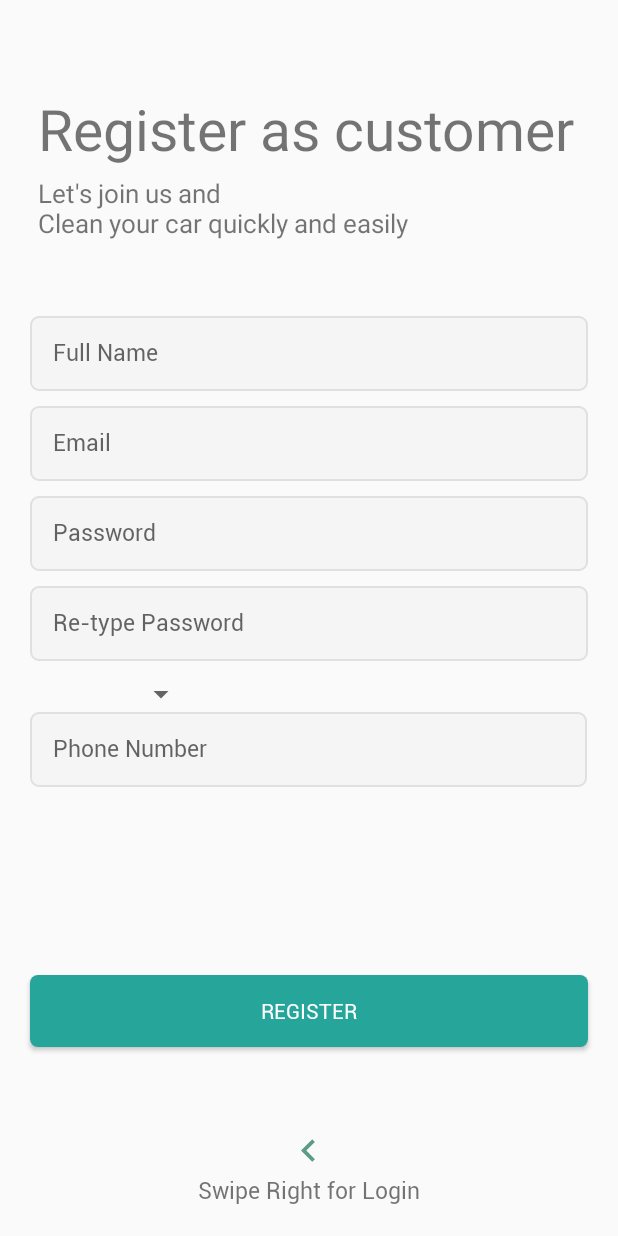
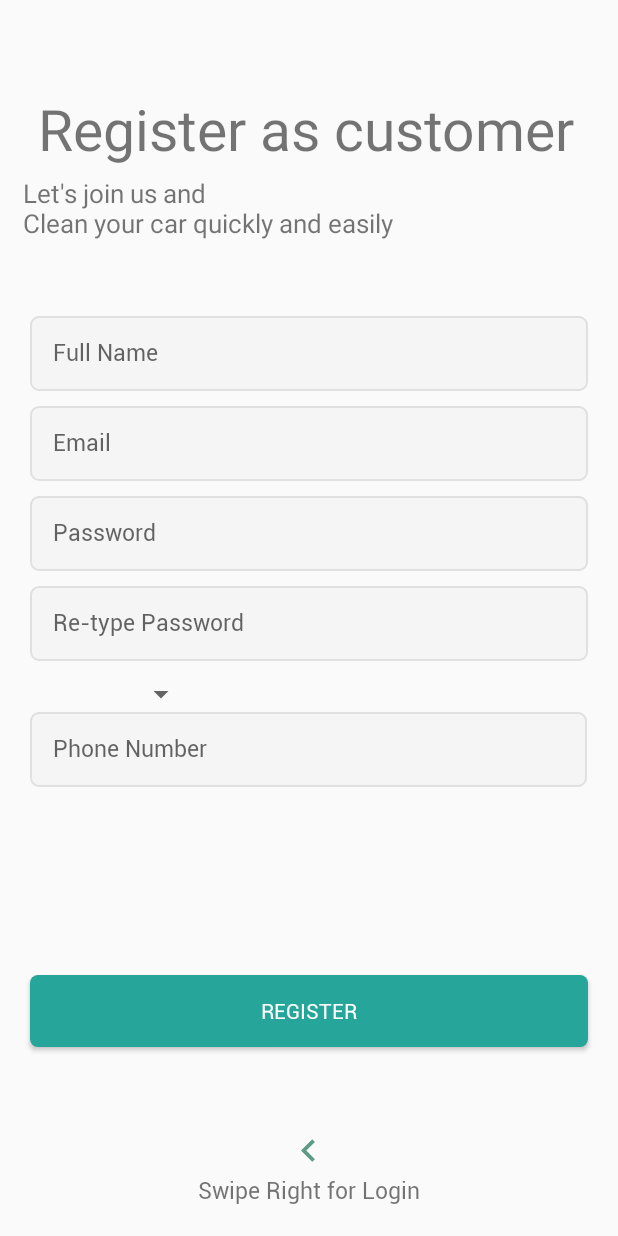
Before and after one commit to ayahshawahneh/palCarWasher, an Android app: the layout activity_register.xml on its own in the app's theme, with its tools: preview values and no code run, on a phone screen of 412 x 824 dp. Run offline under Robolectric (Android 15) with nearby library versions, the phone set to English and light mode, and no system bars; Roboto replaces fonts that are not available here.

```diff
--- a/app/src/main/res/layout/activity_register.xml
+++ b/app/src/main/res/layout/activity_register.xml
@@ -27,7 +27,7 @@
             android:id="@+id/tv_subtitle"
             android:layout_width="wrap_content"
             android:layout_height="wrap_content"
-            android:layout_marginStart="25dp"
+            android:layout_marginStart="15dp"
             android:layout_marginBottom="50dp"
             android:fontFamily="@font/coming_soon"
             android:text="@string/tag"
```
